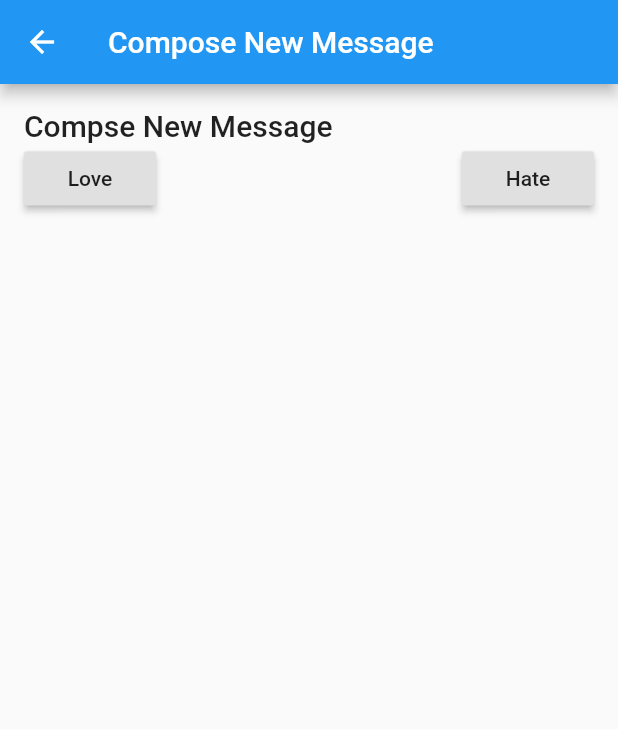
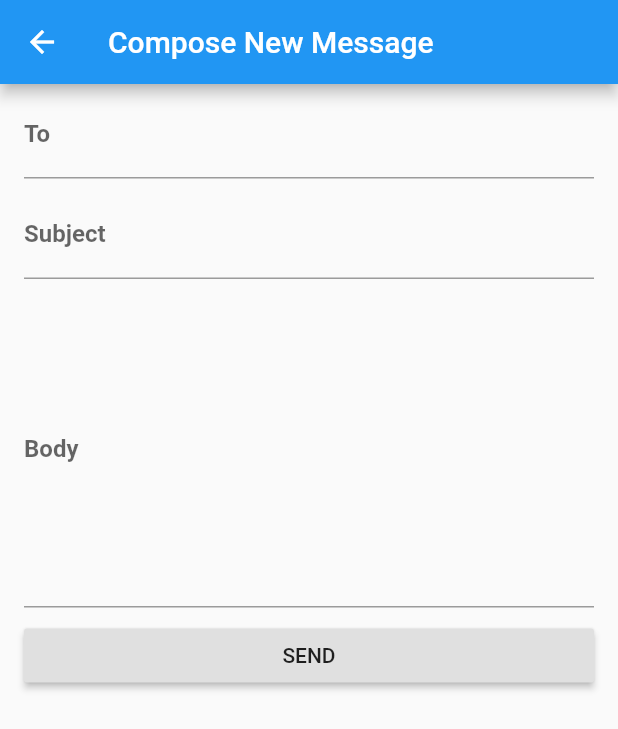
Before and after one commit to anasoasis41/flutter_email_client_app, a Flutter app: the screen it shows after launch, after a tap on the "add" icon, on a phone screen of 412 x 824 dp. Shown: the top 729 px of the screen. Run offline on Flutter 3.47's test engine with Material 2 defaults, Android fonts, the phone set to English and light mode, and no system bars; generated files the repository leaves out were written again; network calls fail.

Commit message:
Add Forms to ComposeMessage and show result in MessageList

```diff
--- a/lib/ComposeButton.dart
+++ b/lib/ComposeButton.dart
@@ -1,25 +1,35 @@
 import 'package:flutter/material.dart';
+import 'package:flutter_email_client_app/Message.dart';
 import 'package:flutter_email_client_app/MessageCompose.dart';
 
 class ComposeButton extends StatelessWidget {
+
+  final List<Message> messages;
+
+  ComposeButton(this.messages);
+
   @override
   Widget build(BuildContext context) {
     return FloatingActionButton(
       child: Icon(Icons.add),
       onPressed: () async {
-        String intention = await Navigator.push(
+        Message message = await Navigator.push(
             context,
             MaterialPageRoute(
                 builder: (BuildContext context) => MessageCompose()
             ),
         );
 
-        Scaffold.of(context).showSnackBar(
-          SnackBar(
-            content: Text("Your message has been sent to $intention"),
-            backgroundColor: Colors.green,
-          ),
-        );
+        if (message != null) {
+          messages.add(message);
+          Scaffold.of(context).showSnackBar(
+            SnackBar(
+              content: Text("Your message has been sent"),
+              backgroundColor: Colors.green,
+            ),
+          );
+        }
+
       },
     );
   }
--- a/lib/MessageCompose.dart
+++ b/lib/MessageCompose.dart
@@ -1,41 +1,77 @@
 import 'package:flutter/material.dart';
+import 'package:flutter_email_client_app/Message.dart';
 
 
+class MessageCompose extends StatefulWidget {
 
-class MessageCompose extends StatelessWidget {
+  @override
+  _MessageComposeState createState() => _MessageComposeState();
+}
+
+
+class _MessageComposeState extends State<MessageCompose> {
+
+  String to = "";
+  String subject = "";
+  String body = "";
+
   @override
   Widget build(BuildContext context) {
     return Scaffold(
       appBar: new AppBar(
         title: Text("Compose New Message"),
       ),
-      body: Container(
-        padding: EdgeInsets.all(16),
+      body: SingleChildScrollView(
         child: Column(
-          crossAxisAlignment: CrossAxisAlignment.start,
           children: <Widget>[
-            Text("Compse New Message",
-            style: Theme.of(context).textTheme.title,
+            ListTile(
+              title: TextField(
+                onChanged: (value) {
+                  to = value;
+                },
+                decoration: InputDecoration(
+                  labelText: 'To',
+                  labelStyle: TextStyle(fontWeight: FontWeight.bold),
+                ),
+              ),
             ),
-            Row(
-              mainAxisAlignment: MainAxisAlignment.spaceBetween,
-              children: <Widget>[
-                RaisedButton(
-                  child: Text("Love"),
+
+            ListTile(
+              title:  TextField(
+                onChanged: (value) {
+                  subject = value;
+                },
+                decoration: InputDecoration(
+                  labelText: 'Subject',
+                  labelStyle: TextStyle(fontWeight: FontWeight.bold),
+                ),
+              ),
+            ),
+
+            ListTile(
+                title: TextField(
+                  onChanged: (value) {
+                    body = value;
+                  },
+                  decoration: InputDecoration(
+                    labelText: 'Body',
+                    labelStyle: TextStyle(fontWeight: FontWeight.bold),
+                  ),
+                  maxLines: 9,
+                )
+            ),
+
+            ListTile(
+              title: RaisedButton(
+                  child: Text('SEND'),
                   onPressed: () {
-                    Navigator.pop(context,"Love");
-                  },
-                ),
-                RaisedButton(
-                  child: Text("Hate"),
-                  onPressed: () {
-                    Navigator.pop(context,"Hate");
-                  },
-                ),
-              ],
+                    Message message = Message(subject, body);
+                    Navigator.pop(context, message);
+                  }),
             )
           ],
         ),
+
       ),
     );
   }
--- a/lib/MessageList.dart
+++ b/lib/MessageList.dart
@@ -1,12 +1,9 @@
 import 'dart:convert';
 
 import 'package:flutter/material.dart';
-import 'package:flutter/services.dart';
 import 'package:flutter_email_client_app/ComposeButton.dart';
 import 'package:flutter_email_client_app/Message.dart';
-import 'package:flutter_email_client_app/MessageCompose.dart';
 import 'package:flutter_email_client_app/MessageDetail.dart';
-import 'package:http/http.dart' as http;
 
 class MessageList extends StatefulWidget {
   final String title;
@@ -18,11 +15,17 @@ class MessageList extends StatefulWidget {
 }
 
 class _MessageListState extends State<MessageList> {
-  Future<List<Message>> messages;
+  Future<List<Message>> future;
+  List<Message> messages;
 
   void initState() {
     super.initState();
-    messages = Message.browse();
+    fetch();
+  }
+
+  void fetch() async {
+    future = Message.browse();
+    messages = await future;
   }
 
   Widget build(BuildContext context) {
@@ -32,8 +35,8 @@ class _MessageListState extends State<MessageList> {
           actions: <Widget>[
             IconButton(
               icon: Icon(Icons.refresh),
-              onPressed: () {
-                var _messages = Message.browse();
+              onPressed: () async {
+                var _messages = await Message.browse();
 
                 setState(() {
                   messages = _messages;
@@ -43,7 +46,7 @@ class _MessageListState extends State<MessageList> {
           ],
         ),
         body: FutureBuilder(
-          future: messages,
+          future: future,
           // ignore: missing_return
           builder: (BuildContext context, AsyncSnapshot snapshot) {
             switch (snapshot.connectionState) {
@@ -85,7 +88,7 @@ class _MessageListState extends State<MessageList> {
             }
           },
         ),
-      floatingActionButton: ComposeButton()
+      floatingActionButton: ComposeButton(messages)
     );
   }
 }
```
